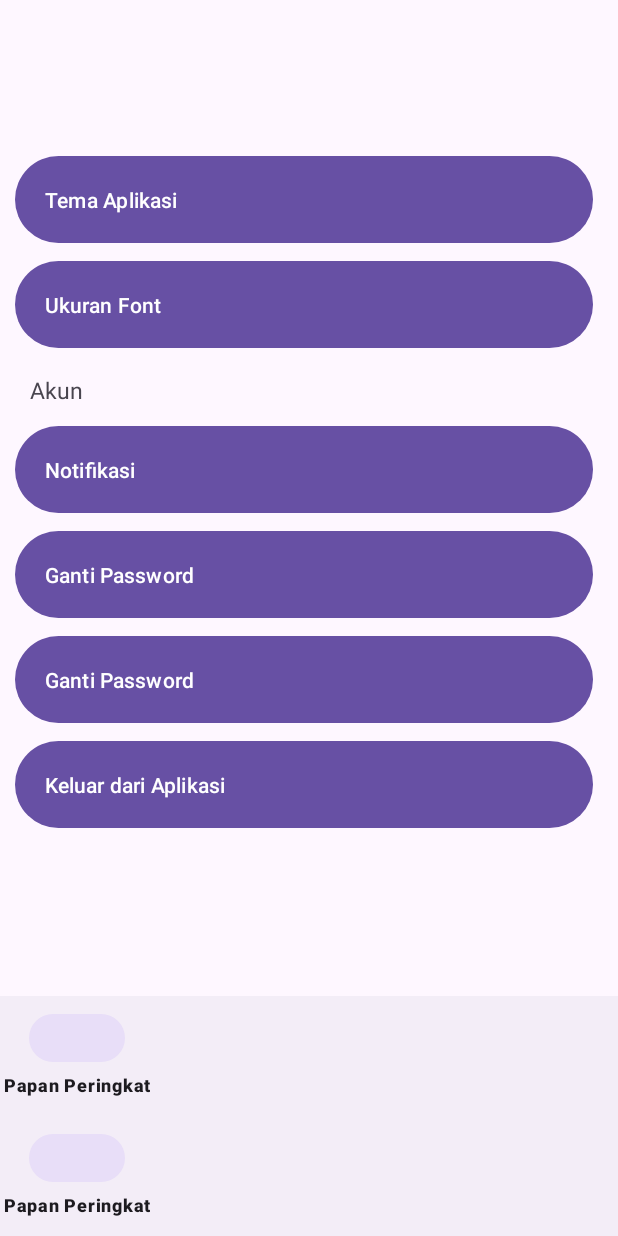
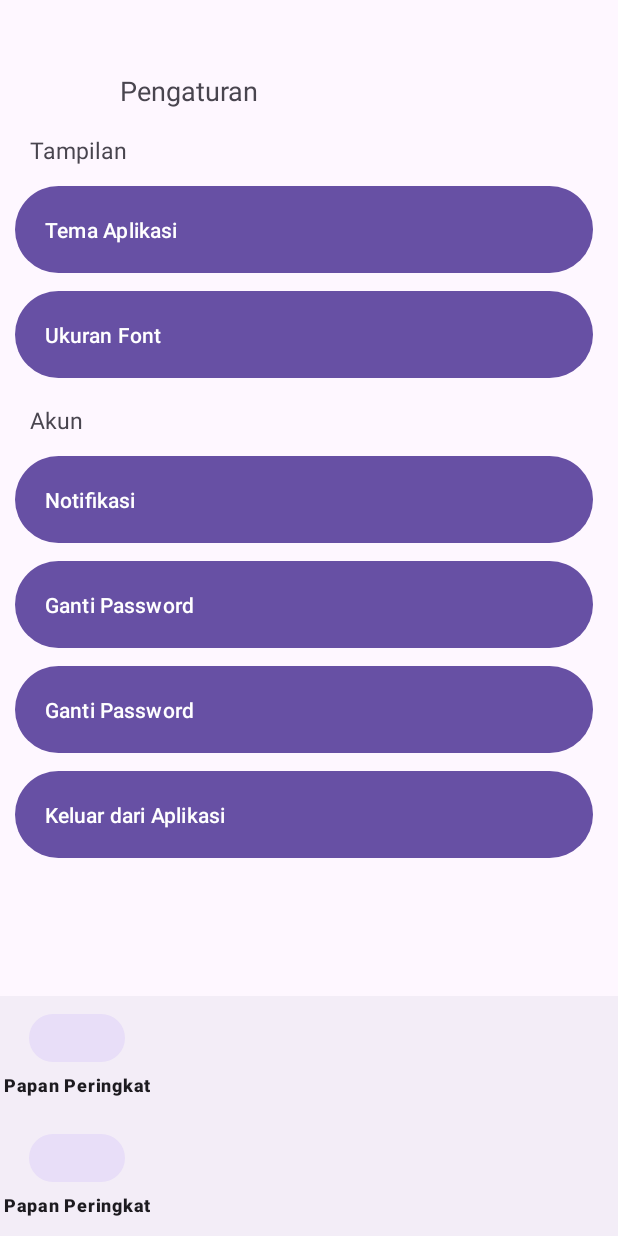
Before and after one commit to Bro31415/Skripsi, an Android app: the fragment SettingsFragment placed in its activity, on a phone screen of 412 x 824 dp. Run offline under Robolectric (Android 15) with nearby library versions, the phone set to English and light mode, and no system bars.

Commit message:
extra text view setting xml

```diff
--- a/app/src/main/res/layout/fragment_settings.xml
+++ b/app/src/main/res/layout/fragment_settings.xml
@@ -13,12 +13,32 @@
         android:layout_above="@id/bottom_navigation"
         >
 
+        <TextView
+            android:layout_width="200dp"
+            android:layout_height="30dp"
+            android:layout_marginLeft="80dp"
+            android:layout_marginTop="45dp"
+            android:text="Pengaturan"
+            android:gravity="center_vertical"
+            android:textSize="18sp"
+            />
+
+        <TextView
+            android:layout_width="200dp"
+            android:layout_height="30dp"
+            android:layout_marginLeft="20dp"
+            android:layout_marginTop="85dp"
+            android:text="Tampilan"
+            android:gravity="center_vertical"
+            android:textSize="15sp"
+            />
+
         <Button
             android:id="@+id/tema_aplikasi"
             android:layout_width="385dp"
             android:layout_height="66dp"
             android:layout_marginLeft="10dp"
-            android:layout_marginTop="100dp"
+            android:layout_marginTop="120dp"
             android:gravity="center_vertical"
             android:paddingStart="20dp"
             android:paddingEnd="20dp"
@@ -31,7 +51,7 @@
             android:layout_width="385dp"
             android:layout_height="66dp"
             android:layout_marginLeft="10dp"
-            android:layout_marginTop="170dp"
+            android:layout_marginTop="190dp"
             android:gravity="center_vertical"
             android:paddingStart="20dp"
             android:paddingEnd="20dp"
@@ -43,7 +63,7 @@
             android:layout_width="200dp"
             android:layout_height="30dp"
             android:layout_marginLeft="20dp"
-            android:layout_marginTop="245dp"
+            android:layout_marginTop="265dp"
             android:text="Akun"
             android:gravity="center_vertical"
             android:textSize="15sp"
@@ -54,7 +74,7 @@
             android:layout_width="385dp"
             android:layout_height="66dp"
             android:layout_marginLeft="10dp"
-            android:layout_marginTop="280dp"
+            android:layout_marginTop="300dp"
             android:gravity="center_vertical"
             android:paddingStart="20dp"
             android:paddingEnd="20dp"
@@ -67,7 +87,7 @@
             android:layout_width="385dp"
             android:layout_height="66dp"
             android:layout_marginLeft="10dp"
-            android:layout_marginTop="350dp"
+            android:layout_marginTop="370dp"
             android:gravity="center_vertical"
             android:paddingStart="20dp"
             android:paddingEnd="20dp"
@@ -80,7 +100,7 @@
             android:layout_width="385dp"
             android:layout_height="66dp"
             android:layout_marginLeft="10dp"
-            android:layout_marginTop="420dp"
+            android:layout_marginTop="440dp"
             android:gravity="center_vertical"
             android:paddingStart="20dp"
             android:paddingEnd="20dp"
@@ -93,7 +113,7 @@
             android:layout_width="385dp"
             android:layout_height="66dp"
             android:layout_marginLeft="10dp"
-            android:layout_marginTop="490dp"
+            android:layout_marginTop="510dp"
             android:gravity="center_vertical"
             android:paddingStart="20dp"
             android:paddingEnd="20dp"
```
